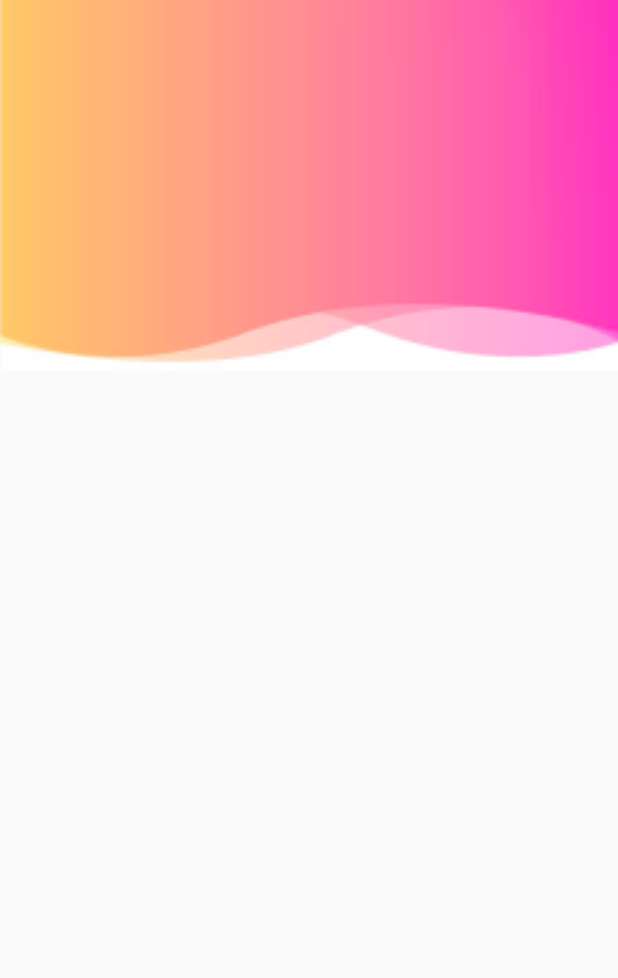
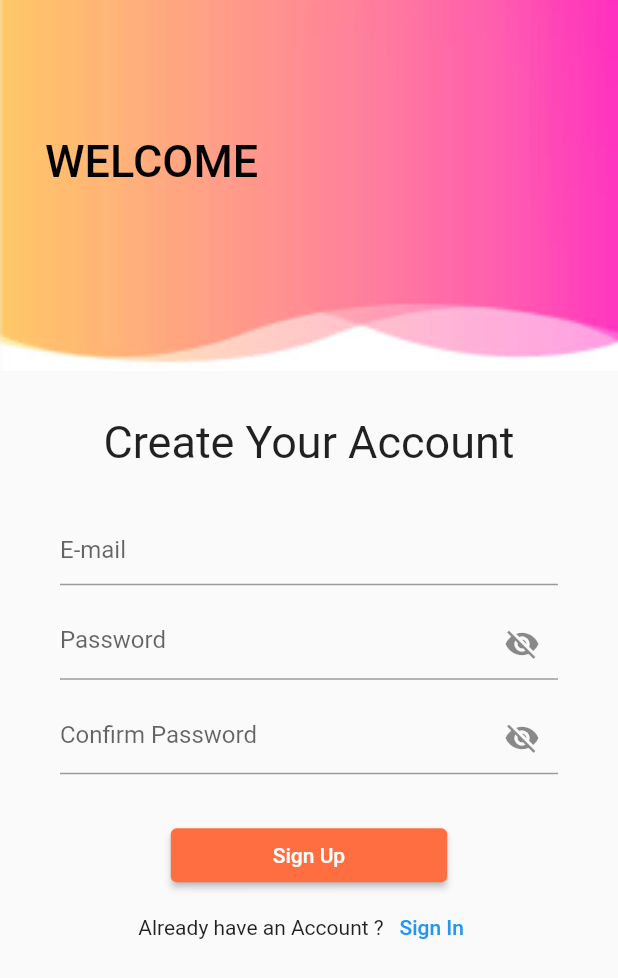
Before and after one commit to sanika08/E-Commerce-App, a Flutter app: the screen it shows after launch, on a phone screen of 412 x 824 dp. Shown: the top 978 px of the screen. Run offline on Flutter 3.47's test engine with Material 2 defaults, Android fonts, the phone set to English and light mode, and no system bars.

Commit message:
SignUp and SignIn Page Done

```diff
--- a/lib/main.dart
+++ b/lib/main.dart
@@ -12,6 +12,7 @@ class MyApp extends StatelessWidget {
   @override
   Widget build(BuildContext context) {
     return MaterialApp(
+      debugShowCheckedModeBanner: false,
       title: 'Flutter Demo',
       theme: ThemeData(
         primarySwatch: Colors.blue,
--- a/lib/screens/sign_up.dart
+++ b/lib/screens/sign_up.dart
@@ -1,3 +1,5 @@
+import 'package:ecommerce_app/screens/Home.dart';
+import 'package:ecommerce_app/screens/sign_in.dart';
 import 'package:flutter/material.dart';
 
 class SignUp extends StatefulWidget {
@@ -8,6 +10,9 @@ class SignUp extends StatefulWidget {
 }
 
 class _SignUpState extends State<SignUp> {
+  bool hide = true;
+  TextEditingController password = TextEditingController();
+  TextEditingController confirmpassword = TextEditingController();
   @override
   Widget build(BuildContext context) {
     return Scaffold(
@@ -22,6 +27,82 @@ class _SignUpState extends State<SignUp> {
                 fit: BoxFit.cover,
               ),
             ),
+            padding: EdgeInsets.only(top: 90,left: 30),
+            child: Text(
+              "WELCOME",
+              style: TextStyle(
+                fontSize: 30,
+                fontWeight: FontWeight.w500,
+                color: Colors.black
+              ),
+            ),
+          ),
+          Container(
+            padding: EdgeInsets.symmetric(horizontal: 40,vertical: 10),
+          child: Column(
+          children: [
+              SizedBox(height: 20),
+              Text(
+                "Create Your Account",
+                style: TextStyle(
+                    fontSize: 30,
+                    fontWeight: FontWeight.w400
+                ),
+              ),
+              SizedBox(height: 30),
+              TextField(
+                decoration: InputDecoration(
+                  hintText: "E-mail"
+                ),
+             ),
+            SizedBox(height: 15),
+            TextField(
+              controller: password,
+              obscureText: hide,
+              decoration: InputDecoration(
+                hintText: "Password",
+                suffixIcon: IconButton(onPressed: (){
+                  setState(() {
+                    hide = !hide;
+                  });
+                }, icon:hide?Icon(Icons.visibility_off): Icon(Icons.visibility)),
+              ),
+            ),
+            SizedBox(height: 15,),
+            TextField(
+              controller: confirmpassword,
+              obscureText: hide,
+              decoration: InputDecoration(
+                hintText: "Confirm Password",
+                suffixIcon: IconButton(onPressed: (){
+                  setState(() {
+                    hide = !hide;
+                  });
+                }, icon:hide?Icon(Icons.visibility_off): Icon(Icons.visibility)),
+              ),
+            ),
+            SizedBox(height: 30),
+            Center(
+              child: ElevatedButton(
+                  style: TextButton.styleFrom(
+                      backgroundColor: Colors.deepOrangeAccent,
+                      padding: EdgeInsets.symmetric(vertical: 5,horizontal: 68)
+                  ),
+                  onPressed: (){
+                      Navigator.push(context, MaterialPageRoute(builder: (context)=>Home()));
+                  }, child: Text("Sign Up")),
+            ),
+            Row(
+              mainAxisAlignment: MainAxisAlignment.center,
+              children: [
+                Text("Already have an Account ?"),
+                TextButton(onPressed: () {
+                  Navigator.push(context, MaterialPageRoute(builder: (context)=>SignIn()));
+                }, child: Text("Sign In"))
+              ],
+            ),
+          ],
+          ),
           ),
         ],
       ),
```
Also changed, not shown: lib/screens/Home.dart (added, +10 -0 lines), lib/screens/sign_in.dart (added, +80 -0 lines).
